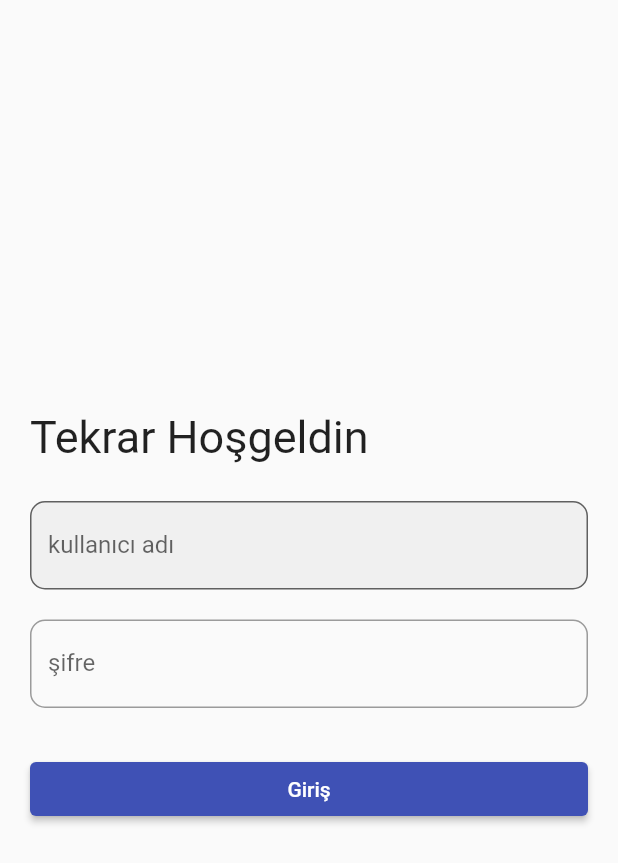
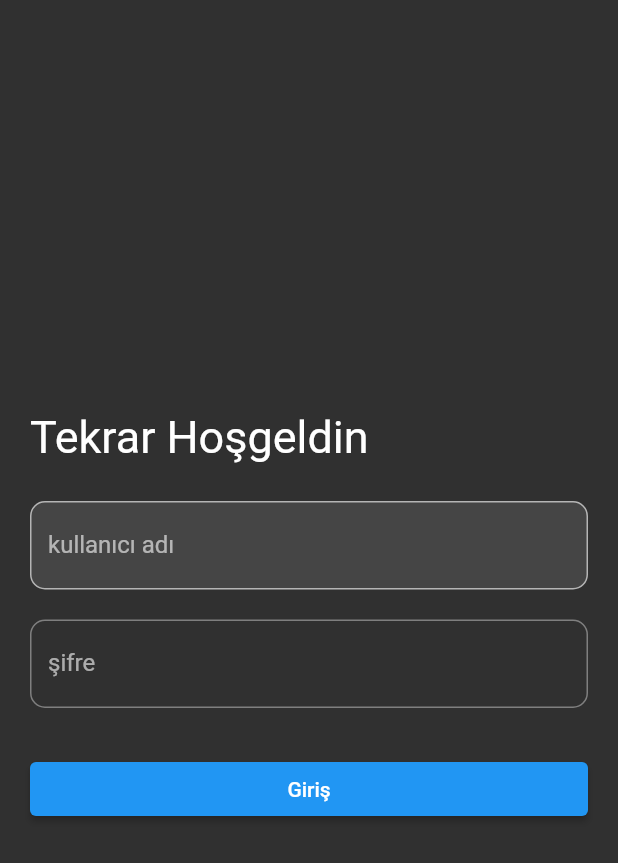
Before and after one commit to jehato47/flutter-school-app, a Flutter app: the screen it shows after launch, on a phone screen of 412 x 824 dp. Shown: the top 863 px of the screen. Run offline on Flutter 3.47's test engine with Material 2 defaults, Android fonts, the phone set to English and light mode, and no system bars; our stand-ins replace cloud_firestore, file_picker, firebase_auth, firebase_core, firebase_messaging, firebase_storage and 8 more; missing offline and left inert: flutter_card_swipper, flutter_downloader, flutter_picker, syncfusion_localizations; accounts and stored records are empty.

Commit message:
little changes

```diff
--- a/lib/main.dart
+++ b/lib/main.dart
@@ -101,7 +101,7 @@ class MyApp extends StatelessWidget {
             // accentColor: Colors.amber,
             // buttonColor: Colors.indigo,
             ),
-        themeMode: ThemeMode.light,
+        themeMode: ThemeMode.dark,
         localizationsDelegates: const [
           GlobalMaterialLocalizations.delegate,
           // ... app-specific localization delegate[s] here
--- a/lib/providers/etude.dart
+++ b/lib/providers/etude.dart
@@ -75,7 +75,7 @@ class Etude extends ChangeNotifier {
 
   void setCalendarResources() {
     _etudes.forEach((element) {
-      if (element["etüt_saatleri"].length != 0)
+      if (element["etüt_saatleri"].length != 0) {
         _calendarResources.add(
           CalendarResource(
             id: element["user"].toString(),
@@ -86,6 +86,7 @@ class Etude extends ChangeNotifier {
             ),
           ),
         );
+      }
       print(calendarResources);
     });
   }
@@ -119,7 +120,7 @@ class Etude extends ChangeNotifier {
               resourceIds: [teacher["user"].toString()],
               subject: "Elektroliz",
               startTime: startTime,
-              endTime: startTime.add(Duration(minutes: 40)),
+              endTime: startTime.add(const Duration(minutes: 40)),
               notes: json.encode(value),
             ),
           );
--- a/lib/widgets/login/login_form.dart
+++ b/lib/widgets/login/login_form.dart
@@ -39,12 +39,12 @@ class _LoginFormState extends State<LoginForm> {
   @override
   Widget build(BuildContext context) {
     return Center(
-      child: Container(
+      child: SizedBox(
         width: 500,
         child: Form(
           key: _form,
           child: Padding(
-            padding: EdgeInsets.all(20),
+            padding: const EdgeInsets.all(20),
             child: Column(
               mainAxisAlignment: MainAxisAlignment.center,
               crossAxisAlignment: CrossAxisAlignment.start,
@@ -54,11 +54,11 @@ class _LoginFormState extends State<LoginForm> {
                 //   style: TextStyle(fontSize: 30),
                 // ),
 
-                Text(
+                const Text(
                   "Tekrar Hoşgeldin",
                   style: TextStyle(fontSize: 30),
                 ),
-                SizedBox(height: 25),
+                const SizedBox(height: 25),
                 TextFormField(
                   keyboardType: TextInputType.emailAddress,
                   validator: (value) {
@@ -75,14 +75,14 @@ class _LoginFormState extends State<LoginForm> {
                     ),
                     labelText: "kullanıcı adı",
                     hintText: "kullanıcı adınızı girin",
-                    hintStyle: TextStyle(fontSize: 15),
+                    hintStyle: const TextStyle(fontSize: 15),
                   ),
                   onSaved: (newValue) {
                     print(newValue);
                     email = newValue.trim();
                   },
                 ),
-                SizedBox(height: 20),
+                const SizedBox(height: 20),
                 // Text(
                 //   "Şifre",
                 //   style: TextStyle(fontSize: 30),
@@ -101,7 +101,7 @@ class _LoginFormState extends State<LoginForm> {
                     border: OutlineInputBorder(
                       borderRadius: BorderRadius.circular(10),
                     ),
-                    hintStyle: TextStyle(fontSize: 15),
+                    hintStyle: const TextStyle(fontSize: 15),
                     hintText: "şifrenizi girin",
                   ),
                   onFieldSubmitted: (v) {
@@ -111,9 +111,9 @@ class _LoginFormState extends State<LoginForm> {
                     password = newValue;
                   },
                 ),
-                SizedBox(height: 30),
+                const SizedBox(height: 30),
                 isLoading
-                    ? Center(child: CircularProgressIndicator())
+                    ? const Center(child: CircularProgressIndicator())
                     : Center(
                         child: SizedBox(
                           width: double.infinity,
@@ -121,7 +121,7 @@ class _LoginFormState extends State<LoginForm> {
                             onPressed: () {
                               tryLogin(context);
                             },
-                            child: Text("Giriş"),
+                            child: const Text("Giriş"),
                           ),
                         ),
                       )
```
